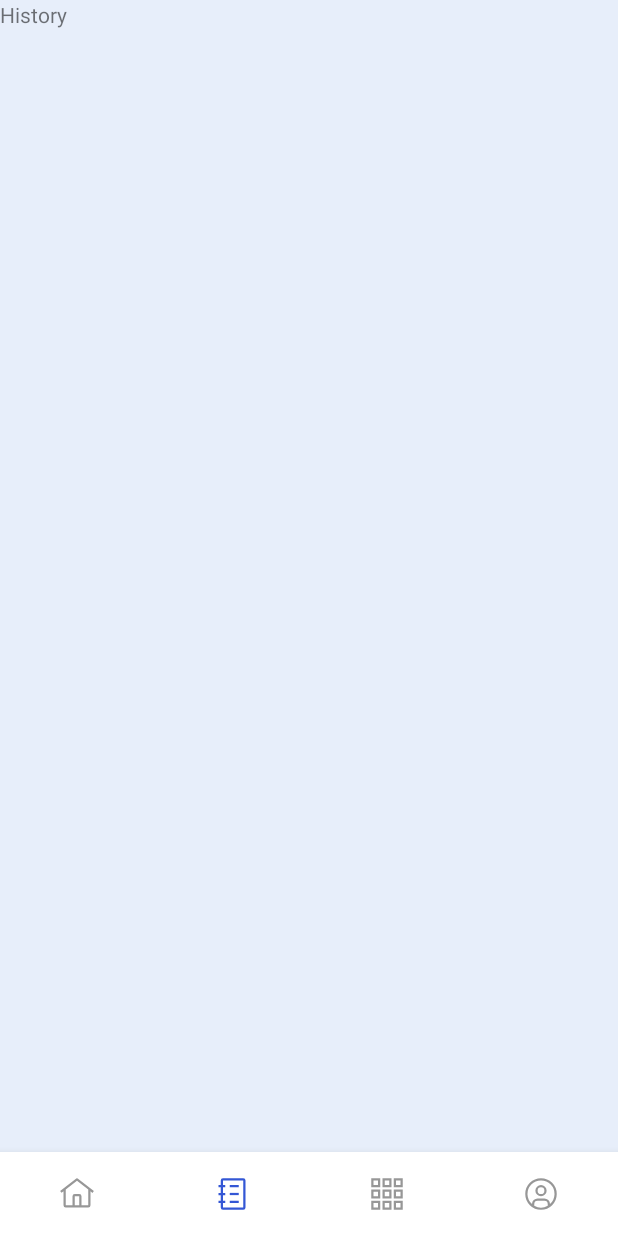
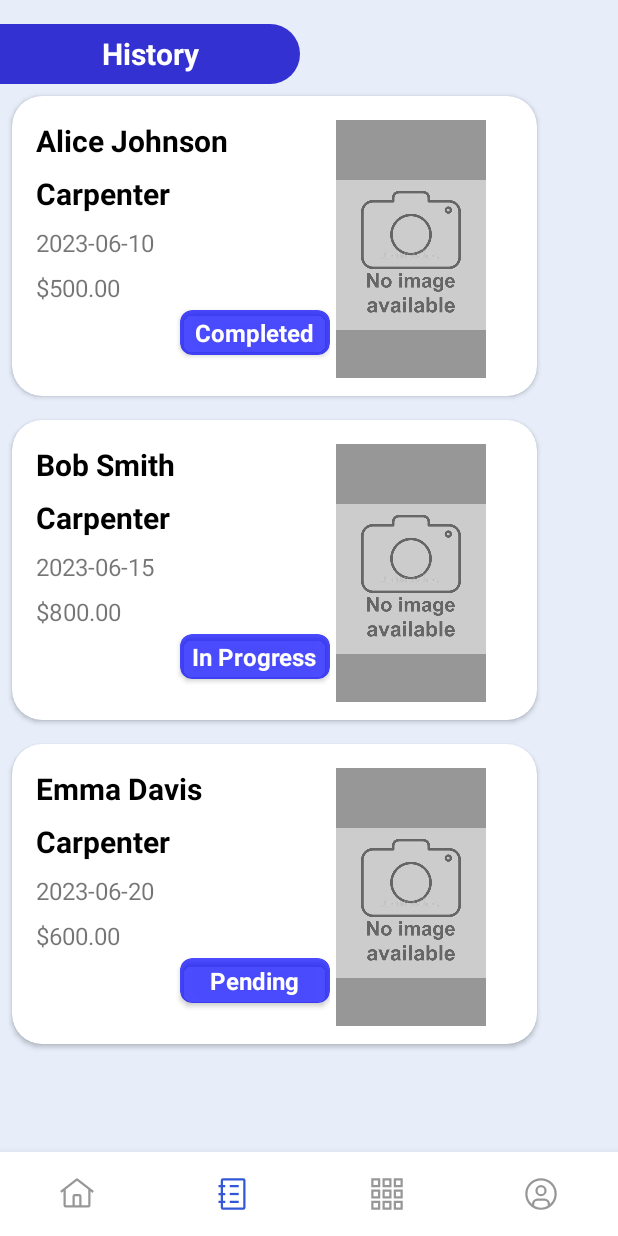
Before and after one commit to Trabajitos-SV/Trabajitos-App, an Android app: the screen it shows after launch (MainActivity), item 2 of the bottom bar chosen, on a phone screen of 412 x 824 dp. Run offline under Robolectric (Android 15) with nearby library versions, the phone set to English and light mode, and no system bars; our stand-ins replace data binding, navigation-ui.

Commit message:
Agragando recyclerView a la vista de history

```diff
--- a/app/src/main/java/com/example/trabajitosinc/TrabajitosApplication.kt
+++ b/app/src/main/java/com/example/trabajitosinc/TrabajitosApplication.kt
@@ -2,10 +2,16 @@ package com.example.trabajitosinc
 
 import android.app.Application
 import com.example.trabajitosinc.data.categories
+import com.example.trabajitosinc.data.trabajitos
 import com.example.trabajitosinc.repositories.CategoryRepository
+import com.example.trabajitosinc.repositories.HistoryRepository
 
 class TrabajitosApplication: Application() {
     val categoryRepository: CategoryRepository by lazy {
         CategoryRepository(categories)
     }
+
+    val historyRepository: HistoryRepository by lazy {
+        HistoryRepository(trabajitos)
+    }
 }
--- a/app/src/main/java/com/example/trabajitosinc/data/DummyData.kt
+++ b/app/src/main/java/com/example/trabajitosinc/data/DummyData.kt
@@ -2,6 +2,7 @@ package com.example.trabajitosinc.data
 
 import com.example.trabajitosinc.R
 import com.example.trabajitosinc.data.models.CategoryModel
+import com.example.trabajitosinc.data.models.TrabajitoModel
 
 val categories = mutableListOf(
     CategoryModel("Carpentry", R.drawable.carpentry_icon),
@@ -9,5 +10,47 @@ val categories = mutableListOf(
     CategoryModel("Housekeeper", R.drawable.housekeeper_icon),
     CategoryModel("Plumbing", R.drawable.plumbing_icon),
     CategoryModel("Welding", R.drawable.welding_icon)
+)
+
+val trabajitos = mutableListOf(
+    TrabajitoModel(
+        workerId = "W001",
+        requesterId = "R001",
+        workerName = "Alice Johnson",
+        workerCategory = "Carpenter",
+        workerLocation = "New York, USA",
+        phone = "+1 123-456-7890",
+        startDate = "2023-06-01",
+        endDate = "2023-06-10",
+        taskDescription = "Perform data entry and analysis",
+        bill = "$500.00",
+        TrabajitoStatus = "Completed"
+    ),
+    TrabajitoModel(
+        workerId = "W002",
+        requesterId = "R002",
+        workerName = "Bob Smith",
+        workerCategory = "Carpenter",
+        workerLocation = "Los Angeles, USA",
+        phone = "+1 987-654-3210",
+        startDate = "2023-06-05",
+        endDate = "2023-06-15",
+        taskDescription = "Design website layout",
+        bill = "$800.00",
+        TrabajitoStatus = "In Progress"
+    ),
+    TrabajitoModel(
+        workerId = "W003",
+        requesterId = "R003",
+        workerName = "Emma Davis",
+        workerCategory = "Carpenter",
+        workerLocation = "London, UK",
+        phone = "+44 1234-567890",
+        startDate = "2023-06-10",
+        endDate = "2023-06-20",
+        taskDescription = "Write marketing copy",
+        bill = "$600.00",
+        TrabajitoStatus = "Pending"
+    )
 
 )
--- a/app/src/main/java/com/example/trabajitosinc/data/models/CategoryModel.kt
+++ b/app/src/main/java/com/example/trabajitosinc/data/models/CategoryModel.kt
@@ -1,6 +1,6 @@
 package com.example.trabajitosinc.data.models
 
-class CategoryModel(
+data class CategoryModel(
     val name: String,
     val image: Int
 )
--- /dev/null
+++ b/app/src/main/java/com/example/trabajitosinc/data/models/TrabajitoModel.kt
@@ -0,0 +1,15 @@
+package com.example.trabajitosinc.data.models
+
+data class TrabajitoModel(
+    val workerId: String,
+    val requesterId: String,
+    val workerName: String,
+    val workerCategory: String,
+    val workerLocation: String,
+    val phone: String,
+    val startDate: String,
+    val endDate: String,
+    val taskDescription: String,
+    val bill: String,
+    val TrabajitoStatus: String
+)
--- /dev/null
+++ b/app/src/main/java/com/example/trabajitosinc/repositories/HistoryRepository.kt
@@ -0,0 +1,9 @@
+package com.example.trabajitosinc.repositories
+
+import com.example.trabajitosinc.data.models.TrabajitoModel
+
+class HistoryRepository(private val trabajitos: MutableList<TrabajitoModel>) {
+
+    fun getTrabajitos() = trabajitos
+
+}
--- a/app/src/main/java/com/example/trabajitosinc/ui/category/SelectedCategoryFragment.kt
+++ b/app/src/main/java/com/example/trabajitosinc/ui/category/SelectedCategoryFragment.kt
@@ -1,4 +1,4 @@
-package com.example.trabajitosinc
+package com.example.trabajitosinc.ui.category
 
 import android.os.Bundle
 import androidx.fragment.app.Fragment
--- a/app/src/main/java/com/example/trabajitosinc/ui/history/HistoryFragment.kt
+++ b/app/src/main/java/com/example/trabajitosinc/ui/history/HistoryFragment.kt
@@ -1,24 +1,71 @@
 package com.example.trabajitosinc.ui.history
 
 import android.os.Bundle
+import android.text.Spannable.Factory
+import android.util.Log
 import androidx.fragment.app.Fragment
 import android.view.LayoutInflater
 import android.view.View
 import android.view.ViewGroup
+import android.widget.Adapter
+import android.widget.LinearLayout
+import android.widget.Switch
+import android.widget.TextView
+import androidx.core.content.ContextCompat
+import androidx.fragment.app.activityViewModels
+import androidx.navigation.fragment.findNavController
+import androidx.recyclerview.widget.LinearLayoutManager
 import com.example.trabajitosinc.R
+import com.example.trabajitosinc.data.models.CategoryModel
+import com.example.trabajitosinc.data.models.TrabajitoModel
+import com.example.trabajitosinc.databinding.FragmentHistoryBinding
+import com.example.trabajitosinc.ui.history.recyclerview.TrabajitoRecyclerViewAdapter
+import com.example.trabajitosinc.ui.viewmodel.HistoryViewModel
 
 class HistoryFragment : Fragment() {
 
-    override fun onCreate(savedInstanceState: Bundle?) {
-        super.onCreate(savedInstanceState)
+    private lateinit var binding: FragmentHistoryBinding
+
+    private lateinit var adapter: TrabajitoRecyclerViewAdapter
+
+    private val historyViewmodel: HistoryViewModel by activityViewModels {
+        HistoryViewModel.Factory
     }
 
     override fun onCreateView(
         inflater: LayoutInflater, container: ViewGroup?,
         savedInstanceState: Bundle?
     ): View? {
-        // Inflate the layout for this fragment
-        return inflater.inflate(R.layout.fragment_history, container, false)
+        binding = FragmentHistoryBinding.inflate(inflater, container, false)
+        return binding.root
+    }
+
+    override fun onViewCreated(view: View, savedInstanceState: Bundle?) {
+        super.onViewCreated(view, savedInstanceState)
+
+        setRecyclerView(view)
+    }
+
+    private fun showSelectedItem(trabajito: TrabajitoModel){
+        historyViewmodel.setSelected(trabajito)
+        Log.d("APP_TAG", trabajito.workerName)
+        //find nav
+    }
+
+    private fun displayTrrabajito(){
+        adapter.setData(historyViewmodel.getTrabajitos())
+        adapter.notifyDataSetChanged()
+    }
+
+    fun setRecyclerView(view: View){
+        binding.myTrabajitosList.layoutManager = LinearLayoutManager(view.context)
+
+        adapter = TrabajitoRecyclerViewAdapter {
+            showSelectedItem(it)
+        }
+
+        binding.myTrabajitosList.adapter =adapter
+        displayTrrabajito()
     }
 
 }
--- /dev/null
+++ b/app/src/main/java/com/example/trabajitosinc/ui/history/recyclerview/TrabajitoRecyclerViewAdapter.kt
@@ -0,0 +1,35 @@
+package com.example.trabajitosinc.ui.history.recyclerview
+
+import android.view.LayoutInflater
+import android.view.ViewGroup
+import android.widget.ExpandableListView.OnChildClickListener
+import androidx.recyclerview.widget.RecyclerView
+import com.example.trabajitosinc.data.models.TrabajitoModel
+import com.example.trabajitosinc.databinding.ItemTrabajitoCardViewBinding
+
+class TrabajitoRecyclerViewAdapter(
+    private val clickListener: (TrabajitoModel)-> Unit
+): RecyclerView.Adapter<TrabajitoRecyclerViewHolder>() {
+
+    private val trabajitos  = ArrayList<TrabajitoModel>()
+
+    override fun onCreateViewHolder(parent: ViewGroup, viewType: Int): TrabajitoRecyclerViewHolder {
+        val binding = ItemTrabajitoCardViewBinding.inflate(LayoutInflater.from(parent.context), parent, false)
+        return TrabajitoRecyclerViewHolder(binding)
+    }
+
+    override fun getItemCount(): Int {
+        return trabajitos.size
+    }
+
+    override fun onBindViewHolder(holder: TrabajitoRecyclerViewHolder, position: Int) {
+        val trabajito = trabajitos[position]
+        holder.bind(trabajito, clickListener)
+    }
+
+    fun setData(trabajitosList: List<TrabajitoModel>){
+        trabajitos.clear()
+        trabajitos.addAll(trabajitosList)
+    }
+
+}
--- /dev/null
+++ b/app/src/main/java/com/example/trabajitosinc/ui/history/recyclerview/TrabajitoRecyclerViewHolder.kt
@@ -0,0 +1,26 @@
+package com.example.trabajitosinc.ui.history.recyclerview
+
+import android.widget.ExpandableListView.OnChildClickListener
+import androidx.recyclerview.widget.RecyclerView
+import com.example.trabajitosinc.data.models.TrabajitoModel
+import com.example.trabajitosinc.databinding.FragmentHistoryBinding
+import com.example.trabajitosinc.databinding.ItemTrabajitoCardViewBinding
+
+class TrabajitoRecyclerViewHolder(private val binding: ItemTrabajitoCardViewBinding): RecyclerView.ViewHolder(binding.root) {
+
+    fun bind(trabajito: TrabajitoModel, clickListener: (TrabajitoModel) -> Unit){
+        binding.workerNameItem.text = trabajito.workerName
+        binding.workerCategoryItem.text = trabajito.workerCategory
+        binding.costItem.text = trabajito.bill
+        binding.endDateItem.text = trabajito.endDate
+        //binding.statusBgItem.setCardBackgroundColor()
+        //TODO: hacer funcion que cambie de color segun estado
+        binding.statusTxtItem.text = trabajito.TrabajitoStatus
+
+
+        binding.ttrabajitoCardItem.setOnClickListener{
+            clickListener(trabajito)
+        }
+    }
+
+}
--- /dev/null
+++ b/app/src/main/java/com/example/trabajitosinc/ui/viewmodel/HistoryViewModel.kt
@@ -0,0 +1,70 @@
+package com.example.trabajitosinc.ui.viewmodel
+
+import android.text.Spannable.Factory
+import androidx.lifecycle.MutableLiveData
+import androidx.lifecycle.ViewModel
+import androidx.lifecycle.ViewModelProvider
+import androidx.lifecycle.viewmodel.initializer
+import androidx.lifecycle.viewmodel.viewModelFactory
+import com.example.trabajitosinc.TrabajitosApplication
+import com.example.trabajitosinc.data.models.TrabajitoModel
+import com.example.trabajitosinc.repositories.HistoryRepository
+
+class HistoryViewModel(private val repository: HistoryRepository): ViewModel() {
+
+    val workerId = MutableLiveData("")
+    val requesterId = MutableLiveData("")
+    val workerName = MutableLiveData("")
+    val workerCategory = MutableLiveData("")
+    val workerLocation = MutableLiveData("")
+    val phone = MutableLiveData("")
+    val startDate = MutableLiveData("")
+    val endDate = MutableLiveData("")
+    val taskDescription = MutableLiveData("")
+    val bill = MutableLiveData("")
+    val TrabajitoStatus = MutableLiveData("")
+    val status = MutableLiveData("")
+
+    fun getTrabajitos() = repository.getTrabajitos()
+
+    fun clearData(){
+        workerId.value = ""
+        requesterId.value = ""
+        workerName.value = ""
+        workerCategory.value = ""
+        workerLocation.value = ""
+        phone.value = ""
+        startDate.value = ""
+        endDate.value = ""
+        taskDescription.value = ""
+        bill.value = ""
+        TrabajitoStatus.value = ""
+    }
+
+    fun setSelected(trabajito: TrabajitoModel){
+        clearData()
+
+        workerId.value = trabajito.workerId
+        requesterId.value = trabajito.requesterId
+        workerName.value = trabajito.workerName
+        workerName.value = trabajito.workerCategory
+        workerLocation.value = trabajito.workerLocation
+        phone.value = trabajito.phone
+        startDate.value = trabajito.startDate
+        endDate.value = trabajito.endDate
+        taskDescription.value = trabajito.taskDescription
+        bill.value = trabajito.bill
+        TrabajitoStatus.value = trabajito.TrabajitoStatus
+
+    }
+
+    companion object{
+        val Factory = viewModelFactory {
+            initializer {
+                val app = this[ViewModelProvider.AndroidViewModelFactory.APPLICATION_KEY] as TrabajitosApplication
+                HistoryViewModel(app.historyRepository)
+            }
+        }
+    }
+
+}
--- a/app/src/main/res/layout/fragment_history.xml
+++ b/app/src/main/res/layout/fragment_history.xml
@@ -1,14 +1,33 @@
 <?xml version="1.0" encoding="utf-8"?>
-<FrameLayout xmlns:android="http://schemas.android.com/apk/res/android"
+<LinearLayout xmlns:android="http://schemas.android.com/apk/res/android"
     xmlns:tools="http://schemas.android.com/tools"
     android:layout_width="match_parent"
     android:layout_height="match_parent"
-    tools:context=".ui.history.HistoryFragment">
+    xmlns:app="http://schemas.android.com/apk/res-auto"
+    android:orientation="vertical"
+    tools:context=".ui.history.HistoryFragment"
+    android:paddingTop="16dp">
 
-    <!-- TODO: Update blank fragment layout -->
-    <TextView
+    <FrameLayout
+        android:layout_width="200dp"
+        android:layout_height="40dp"
+        android:background="@drawable/page_title_shape">
+
+        <TextView
+            android:layout_width="match_parent"
+            android:layout_height="match_parent"
+            android:text="History"
+            android:textColor="@color/white"
+            android:textStyle="bold"
+            android:gravity="center"
+            android:textSize="20sp"/>
+
+    </FrameLayout>
+
+    <androidx.recyclerview.widget.RecyclerView
+        android:id="@+id/my_trabajitos_list"
         android:layout_width="match_parent"
-        android:layout_height="match_parent"
-        android:text="History" />
+        android:layout_height="match_parent" />
 
-</FrameLayout>
+
+</LinearLayout>
--- /dev/null
+++ b/app/src/main/res/layout/item_trabajito_card_view.xml
@@ -0,0 +1,102 @@
+<?xml version="1.0" encoding="utf-8"?>
+<layout xmlns:android="http://schemas.android.com/apk/res/android"
+    xmlns:app="http://schemas.android.com/apk/res-auto">
+    <FrameLayout
+        android:layout_width="wrap_content"
+        android:layout_height="wrap_content"
+        android:backgroundTint="@color/background_color">
+
+        <androidx.cardview.widget.CardView
+            android:id="@+id/ttrabajito_card_item"
+            android:layout_width="350dp"
+            android:layout_height="200dp"
+            android:backgroundTint="@color/white"
+            app:cardCornerRadius="20dp"
+            android:layout_margin="8dp"
+            android:elevation="8dp">
+
+            <LinearLayout
+                android:layout_width="match_parent"
+                android:layout_height="match_parent"
+                android:layout_margin="12dp"
+                android:gravity="fill_horizontal">
+
+                <LinearLayout
+                    android:layout_width="200dp"
+                    android:layout_height="match_parent"
+                    android:orientation="vertical">
+
+                    <TextView
+                        android:id="@+id/worker_name_item"
+                        android:layout_width="wrap_content"
+                        android:layout_height="wrap_content"
+                        android:text="Worker name"
+                        android:textColor="@color/black"
+                        android:textSize="20sp"
+                        android:textStyle="bold"
+                        android:layout_margin="4dp"/>
+
+                    <TextView
+                        android:id="@+id/worker_category_item"
+                        android:layout_width="wrap_content"
+                        android:layout_height="wrap_content"
+                        android:text="Worker category"
+                        android:textColor="@color/black"
+                        android:textSize="20sp"
+                        android:textStyle="bold"
+                        android:layout_margin="4dp"/>
+
+                    <TextView
+                        android:id="@+id/end_date_item"
+                        android:layout_width="wrap_content"
+                        android:layout_height="wrap_content"
+                        android:text="End date: 12345"
+                        android:textSize="16sp"
+                        android:layout_margin="4dp"/>
+
+                    <TextView
+                        android:id="@+id/cost_item"
+                        android:layout_width="wrap_content"
+                        android:layout_height="wrap_content"
+                        android:text="$00.00"
+                        android:textSize="16sp"
+                        android:layout_margin="4dp"/>
+
+                    <androidx.cardview.widget.CardView
+                        android:id="@+id/status_bg_item"
+                        android:layout_width="100dp"
+                        android:layout_height="30dp"
+                        android:layout_gravity="end"
+                        app:cardCornerRadius="8dp"
+                        android:backgroundTint="@color/blue_app">
+                        <FrameLayout
+                            android:layout_width="match_parent"
+                            android:layout_height="match_parent">
+                            <TextView
+                                android:id="@+id/status_txt_item"
+                                android:layout_width="wrap_content"
+                                android:layout_height="wrap_content"
+                                android:text="Status"
+                                android:layout_gravity="center"
+                                android:textSize="16dp"
+                                android:textStyle="bold"
+                                android:textColor="@color/white"/>
+                        </FrameLayout>
+                    </androidx.cardview.widget.CardView>
+
+                </LinearLayout>
+
+                <com.google.android.material.imageview.ShapeableImageView
+                    android:layout_width="100dp"
+                    android:layout_height="180dp"
+                    android:layout_margin="4dp"
+                    android:src="@drawable/no_image"
+                    android:background="@color/default_item_color"/>
+
+            </LinearLayout>
+
+
+        </androidx.cardview.widget.CardView>
+
+    </FrameLayout>
+</layout>
--- a/app/src/main/res/navigation/nav_graph.xml
+++ b/app/src/main/res/navigation/nav_graph.xml
@@ -43,7 +43,7 @@
         tools:layout="@layout/fragment_welcome" />
     <fragment
         android:id="@+id/selectedCategoryFragment"
-        android:name="com.example.trabajitosinc.SelectedCategoryFragment"
+        android:name="com.example.trabajitosinc.ui.category.SelectedCategoryFragment"
         android:label="fragment_selected_category"
         tools:layout="@layout/fragment_selected_category" />
     <fragment
--- a/app/src/main/res/values/dimens.xml
+++ b/app/src/main/res/values/dimens.xml
@@ -2,4 +2,5 @@
 <resources>
     <dimen name="small_padding">8dp</dimen>
     <dimen name="mid_padding">16dp</dimen>
+    <dimen name="big_padding">32dp</dimen>
 </resources>
```
